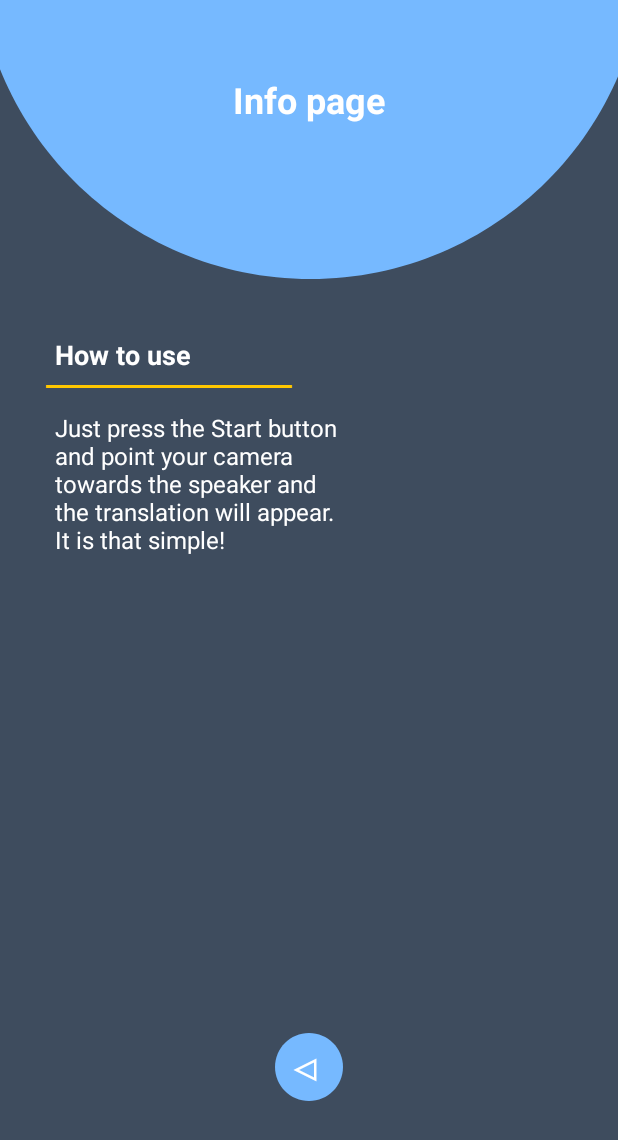
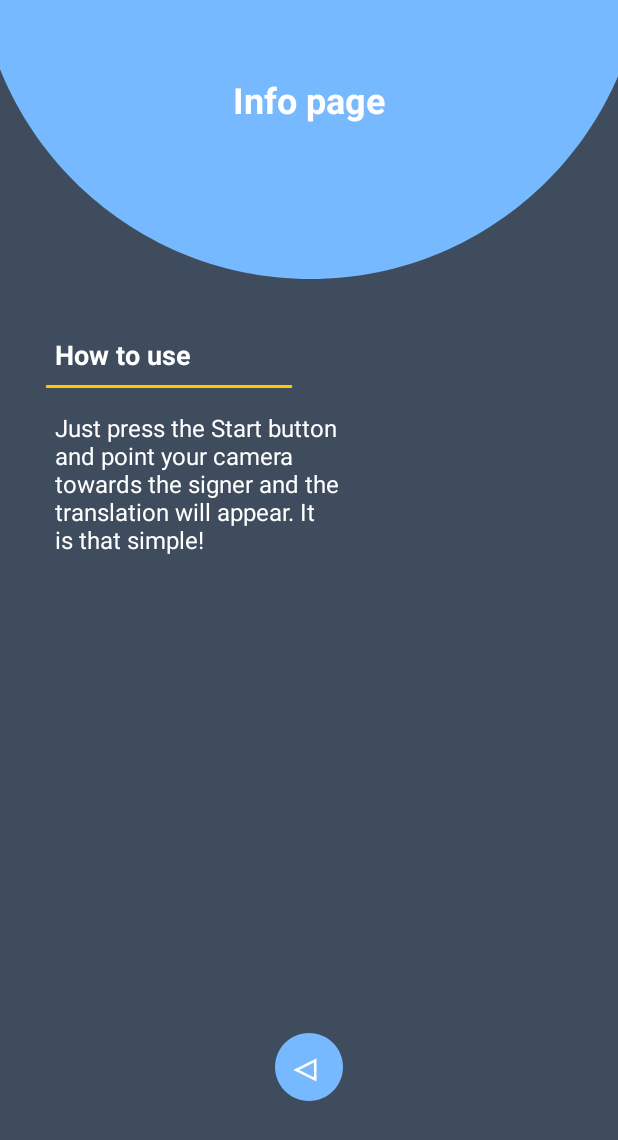
Before and after one commit to joro2404/SignTranslator, an Android app: the InfoActivity screen opened directly, with no data from a screen before it, on a phone screen of 412 x 824 dp. Shown: the top 1140 px of the screen. Run offline under Robolectric (Android 15) with nearby library versions, the phone set to English and light mode, and no system bars.

Commit message:
important fix

```diff
--- a/SignRecogApp/app/src/main/res/values/strings.xml
+++ b/SignRecogApp/app/src/main/res/values/strings.xml
@@ -23,5 +23,5 @@ Info page
 </string>
     <string name="back_button">◁ </string>
     <string name="header_1">How to use</string>
-    <string name="info">Just press the Start button and point your camera towards the speaker and the translation will appear. It is that simple!</string>
+    <string name="info">Just press the Start button and point your camera towards the signer and the translation will appear. It is that simple!</string>
 </resources>
```
